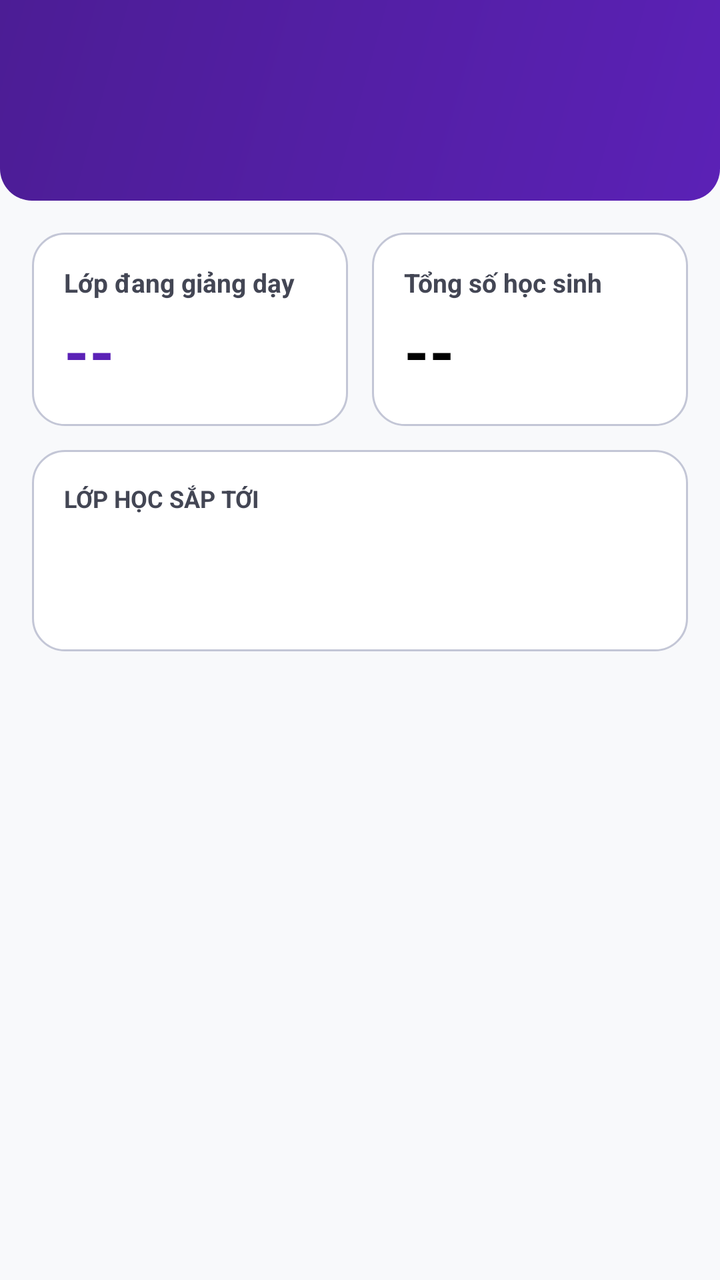
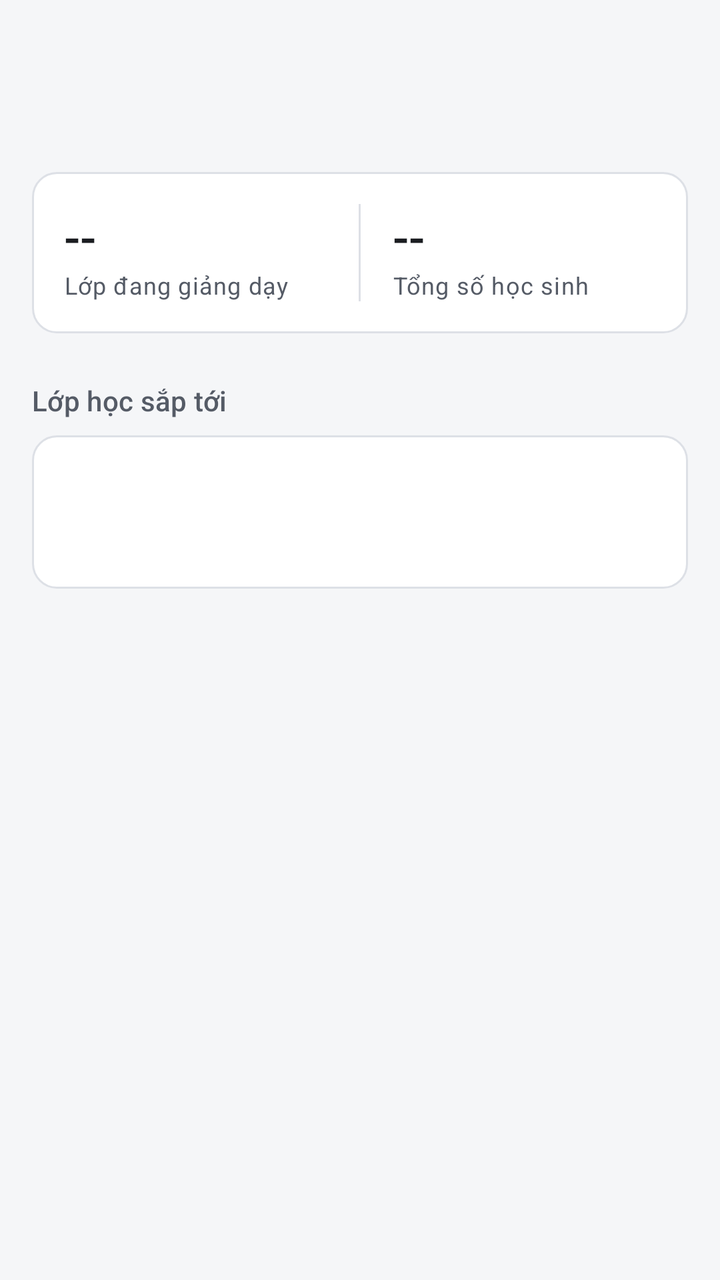

An Android layout rendered at two revisions. The XML below is the earlier revision; the diff shows what the commit changed to produce the second picture.
<!-- AndroidManifest.xml: application theme Theme.Kstudy -->
<!-- res/layout/fragment_teacher_dashboard.xml -->
<?xml version="1.0" encoding="utf-8"?>
<ScrollView xmlns:android="http://schemas.android.com/apk/res/android"
    android:layout_width="match_parent"
    android:layout_height="match_parent"
    android:background="@color/background"
    android:fillViewport="true">

    <LinearLayout
        android:layout_width="match_parent"
        android:layout_height="wrap_content"
        android:orientation="vertical">

        
        <LinearLayout
            android:layout_width="match_parent"
            android:layout_height="wrap_content"
            android:background="@drawable/bg_gradient_blue"
            android:orientation="vertical"
            android:padding="24dp">

            <TextView
                android:id="@+id/tvTeacherDashboardWelcome"
                android:layout_width="wrap_content"
                android:layout_height="wrap_content"
                android:textColor="@color/white"
                android:textSize="22sp"
                android:textStyle="bold" />

            <TextView
                android:id="@+id/tvTeacherDashboardSubDetails"
                android:layout_width="wrap_content"
                android:layout_height="wrap_content"
                android:layout_marginTop="4dp"
                android:textColor="@color/primary_container"
                android:textSize="14sp" />
        </LinearLayout>

        <LinearLayout
            android:layout_width="match_parent"
            android:layout_height="wrap_content"
            android:orientation="vertical"
            android:padding="16dp">

            
            <LinearLayout
                android:layout_width="match_parent"
                android:layout_height="wrap_content"
                android:orientation="horizontal">

                <LinearLayout
                    android:layout_width="0dp"
                    android:layout_height="wrap_content"
                    android:layout_marginEnd="6dp"
                    android:layout_weight="1"
                    android:background="@drawable/bg_card"
                    android:orientation="vertical"
                    android:padding="16dp">

                    <TextView
                        android:layout_width="wrap_content"
                        android:layout_height="wrap_content"
                        android:text="Lớp đang giảng dạy"
                        android:textColor="@color/text_secondary"
                        android:textSize="13sp"
                        android:textStyle="bold" />

                    <TextView
                        android:id="@+id/tvTeacherStatClasses"
                        android:layout_width="wrap_content"
                        android:layout_height="wrap_content"
                        android:layout_marginTop="4dp"
                        android:text="--"
                        android:textColor="@color/primary"
                        android:textSize="32sp"
                        android:textStyle="bold" />
                </LinearLayout>

                <LinearLayout
                    android:layout_width="0dp"
                    android:layout_height="wrap_content"
                    android:layout_marginStart="6dp"
                    android:layout_weight="1"
                    android:background="@drawable/bg_card"
                    android:orientation="vertical"
                    android:padding="16dp">

                    <TextView
                        android:layout_width="wrap_content"
                        android:layout_height="wrap_content"
                        android:text="Tổng số học sinh"
                        android:textColor="@color/text_secondary"
                        android:textSize="13sp"
                        android:textStyle="bold" />

                    <TextView
                        android:id="@+id/tvTeacherStatStudents"
                        android:layout_width="wrap_content"
                        android:layout_height="wrap_content"
                        android:layout_marginTop="4dp"
                        android:text="--"
                        android:textColor="@color/black"
                        android:textSize="32sp"
                        android:textStyle="bold" />
                </LinearLayout>
            </LinearLayout>

            
            <LinearLayout
                android:layout_width="match_parent"
                android:layout_height="wrap_content"
                android:layout_marginTop="12dp"
                android:background="@drawable/bg_card"
                android:orientation="vertical"
                android:padding="16dp">

                <TextView
                    android:layout_width="wrap_content"
                    android:layout_height="wrap_content"
                    android:text="LỚP HỌC SẮP TỚI"
                    android:textColor="@color/text_secondary"
                    android:textSize="12sp"
                    android:textStyle="bold" />

                <TextView
                    android:id="@+id/tvTeacherUpcomingClassName"
                    android:layout_width="wrap_content"
                    android:layout_height="wrap_content"
                    android:layout_marginTop="8dp"
                    android:textColor="@color/black"
                    android:textSize="17sp"
                    android:textStyle="bold" />

                <TextView
                    android:id="@+id/tvTeacherUpcomingClassInfo"
                    android:layout_width="wrap_content"
                    android:layout_height="wrap_content"
                    android:layout_marginTop="4dp"
                    android:textColor="@color/text_secondary"
                    android:textSize="13sp" />
            </LinearLayout>
        </LinearLayout>
    </LinearLayout>
</ScrollView>
<!-- resources referenced by this layout -->
<resources>
  <color name="background">#F8F9FB</color>
  <color name="black">#FF000000</color>
  <color name="primary">#5B21B6</color>
  <color name="primary_container">#EDE9FE</color>
  <color name="text_secondary">#434654</color>
  <color name="white">#FFFFFFFF</color>
  <!-- drawable bg_card (drawable) -->
  <?xml version="1.0" encoding="utf-8"?>
  <shape xmlns:android="http://schemas.android.com/apk/res/android"
      android:shape="rectangle">
      <solid android:color="@color/surface" />
      <corners android:radius="16dp" />
      <stroke
          android:width="1dp"
          android:color="@color/outline_variant" />
  </shape>
  <!-- drawable bg_gradient_blue (drawable) -->
  <?xml version="1.0" encoding="utf-8"?>
  <shape xmlns:android="http://schemas.android.com/apk/res/android"
      android:shape="rectangle">
      <gradient
          android:angle="135"
          android:endColor="@color/primary_dark"
          android:startColor="@color/primary" />
      <corners
          android:bottomLeftRadius="16dp"
          android:bottomRightRadius="16dp" />
  </shape>
  <color name="outline_variant">#C3C6D6</color>
  <color name="primary_dark">#4C1D95</color>
  <style name="Base.Theme.Kstudy" parent="Theme.Material3.Light.NoActionBar">
          
          <item name="colorPrimary">@color/primary</item>
          <item name="colorOnPrimary">@color/white</item>
      </style>
  <!-- unchanged entries left out for length: 2 -->
</resources>

<!-- the commit's change to res/layout/fragment_teacher_dashboard.xml (unified diff, before → after) -->
@@ -2,7 +2,7 @@
 <ScrollView xmlns:android="http://schemas.android.com/apk/res/android"
     android:layout_width="match_parent"
     android:layout_height="match_parent"
-    android:background="@color/background"
+    android:background="?android:attr/colorBackground"
     android:fillViewport="true">
 
     <LinearLayout
@@ -10,133 +10,92 @@
         android:layout_height="wrap_content"
         android:orientation="vertical">
 
-        
-        <LinearLayout
-            android:layout_width="match_parent"
-            android:layout_height="wrap_content"
-            android:background="@drawable/bg_gradient_blue"
-            android:orientation="vertical"
-            android:padding="24dp">
+        <LinearLayout style="@style/Widget.Kstudy.PageHeader">
 
             <TextView
                 android:id="@+id/tvTeacherDashboardWelcome"
                 android:layout_width="wrap_content"
                 android:layout_height="wrap_content"
-                android:textColor="@color/white"
-                android:textSize="22sp"
-                android:textStyle="bold" />
+                android:textAppearance="@style/TextAppearance.Kstudy.Title" />
 
             <TextView
                 android:id="@+id/tvTeacherDashboardSubDetails"
                 android:layout_width="wrap_content"
                 android:layout_height="wrap_content"
                 android:layout_marginTop="4dp"
-                android:textColor="@color/primary_container"
-                android:textSize="14sp" />
+                android:textAppearance="@style/TextAppearance.Kstudy.Body.Secondary" />
         </LinearLayout>
 
         <LinearLayout
             android:layout_width="match_parent"
             android:layout_height="wrap_content"
             android:orientation="vertical"
-            android:padding="16dp">
+            android:paddingHorizontal="@dimen/screen_padding"
+            android:paddingBottom="24dp">
 
-            
             <LinearLayout
+                style="@style/Widget.Kstudy.Card"
                 android:layout_width="match_parent"
                 android:layout_height="wrap_content"
                 android:orientation="horizontal">
 
-                <LinearLayout
-                    android:layout_width="0dp"
-                    android:layout_height="wrap_content"
-                    android:layout_marginEnd="6dp"
-                    android:layout_weight="1"
-                    android:background="@drawable/bg_card"
-                    android:orientation="vertical"
-                    android:padding="16dp">
+                <LinearLayout style="@style/Widget.Kstudy.Stat">
+
+                    <TextView
+                        android:id="@+id/tvTeacherStatClasses"
+                        android:layout_width="wrap_content"
+                        android:layout_height="wrap_content"
+                        android:text="--"
+                        android:textAppearance="@style/TextAppearance.Kstudy.Headline" />
 
                     <TextView
                         android:layout_width="wrap_content"
                         android:layout_height="wrap_content"
                         android:text="Lớp đang giảng dạy"
-                        android:textColor="@color/text_secondary"
-                        android:textSize="13sp"
-                        android:textStyle="bold" />
+                        android:textAppearance="@style/TextAppearance.Kstudy.Caption" />
+                </LinearLayout>
+
+                <View style="@style/Widget.Kstudy.Stat.Divider" />
+
+                <LinearLayout style="@style/Widget.Kstudy.Stat">
 
                     <TextView
-                        android:id="@+id/tvTeacherStatClasses"
+                        android:id="@+id/tvTeacherStatStudents"
                         android:layout_width="wrap_content"
                         android:layout_height="wrap_content"
-                        android:layout_marginTop="4dp"
                         android:text="--"
-                        android:textColor="@color/primary"
-                        android:textSize="32sp"
-                        android:textStyle="bold" />
-                </LinearLayout>
-
-                <LinearLayout
-                    android:layout_width="0dp"
-                    android:layout_height="wrap_content"
-                    android:layout_marginStart="6dp"
-                    android:layout_weight="1"
-                    android:background="@drawable/bg_card"
-                    android:orientation="vertical"
-                    android:padding="16dp">
+                        android:textAppearance="@style/TextAppearance.Kstudy.Headline" />
 
                     <TextView
                         android:layout_width="wrap_content"
                         android:layout_height="wrap_content"
                         android:text="Tổng số học sinh"
-                        android:textColor="@color/text_secondary"
-                        android:textSize="13sp"
-                        android:textStyle="bold" />
-
-                    <TextView
-                        android:id="@+id/tvTeacherStatStudents"
-                        android:layout_width="wrap_content"
-                        android:layout_height="wrap_content"
-                        android:layout_marginTop="4dp"
-                        android:text="--"
-                        android:textColor="@color/black"
-                        android:textSize="32sp"
-                        android:textStyle="bold" />
+                        android:textAppearance="@style/TextAppearance.Kstudy.Caption" />
                 </LinearLayout>
             </LinearLayout>
 
-            
+            <TextView
+                style="@style/Widget.Kstudy.SectionHeader"
+                android:text="Lớp học sắp tới" />
+
             <LinearLayout
+                style="@style/Widget.Kstudy.Card"
                 android:layout_width="match_parent"
                 android:layout_height="wrap_content"
-                android:layout_marginTop="12dp"
-                android:background="@drawable/bg_card"
-                android:orientation="vertical"
-                android:padding="16dp">
-
-                <TextView
-                    android:layout_width="wrap_content"
-                    android:layout_height="wrap_content"
-                    android:text="LỚP HỌC SẮP TỚI"
-                    android:textColor="@color/text_secondary"
-                    android:textSize="12sp"
-                    android:textStyle="bold" />
+                android:orientation="vertical">
 
                 <TextView
                     android:id="@+id/tvTeacherUpcomingClassName"
                     android:layout_width="wrap_content"
                     android:layout_height="wrap_content"
-                    android:layout_marginTop="8dp"
-                    android:textColor="@color/black"
-                    android:textSize="17sp"
-                    android:textStyle="bold" />
+                    android:textAppearance="@style/TextAppearance.Kstudy.ItemTitle" />
 
                 <TextView
                     android:id="@+id/tvTeacherUpcomingClassInfo"
                     android:layout_width="wrap_content"
                     android:layout_height="wrap_content"
                     android:layout_marginTop="4dp"
-                    android:textColor="@color/text_secondary"
-                    android:textSize="13sp" />
+                    android:textAppearance="@style/TextAppearance.Kstudy.Body.Secondary" />
             </LinearLayout>
         </LinearLayout>
     </LinearLayout>
<!-- resource entries referenced after the edit -->
@@ -1,40 +1,182 @@
 <!-- resources referenced by this layout -->
 <resources>
-  <color name="background">#F8F9FB</color>
-  <color name="black">#FF000000</color>
-  <color name="primary">#5B21B6</color>
-  <color name="primary_container">#EDE9FE</color>
-  <color name="text_secondary">#434654</color>
-  <color name="white">#FFFFFFFF</color>
+  <dimen name="screen_padding">16dp</dimen>
+  <style name="TextAppearance.Kstudy.Body.Secondary">
+          <item name="android:textColor">?attr/colorOnSurfaceVariant</item>
+      </style>
+  <style name="TextAppearance.Kstudy.Caption" parent="TextAppearance.Material3.BodySmall">
+          <item name="android:textColor">?attr/colorOnSurfaceVariant</item>
+      </style>
+  <style name="TextAppearance.Kstudy.Headline" parent="TextAppearance.Material3.HeadlineSmall">
+          <item name="android:fontFamily">sans-serif-medium</item>
+          <item name="fontFamily">sans-serif-medium</item>
+          <item name="android:textColor">?attr/colorOnSurface</item>
+      </style>
+  <style name="TextAppearance.Kstudy.ItemTitle" parent="TextAppearance.Material3.TitleMedium">
+          <item name="android:textColor">?attr/colorOnSurface</item>
+      </style>
+  <style name="TextAppearance.Kstudy.Title" parent="TextAppearance.Material3.TitleLarge">
+          <item name="android:textSize">20sp</item>
+          <item name="android:fontFamily">sans-serif-medium</item>
+          <item name="fontFamily">sans-serif-medium</item>
+          <item name="android:textColor">?attr/colorOnSurface</item>
+      </style>
+  <style name="Widget.Kstudy.Card" parent="">
+          <item name="android:background">@drawable/bg_card</item>
+          <item name="android:padding">16dp</item>
+          
+          <item name="android:clipToPadding">false</item>
+      </style>
+  <style name="Widget.Kstudy.PageHeader" parent="">
+          <item name="android:layout_width">match_parent</item>
+          <item name="android:layout_height">wrap_content</item>
+          <item name="android:orientation">vertical</item>
+          <item name="android:paddingStart">@dimen/screen_padding</item>
+          <item name="android:paddingEnd">@dimen/screen_padding</item>
+          <item name="android:paddingTop">20dp</item>
+          <item name="android:paddingBottom">16dp</item>
+      </style>
+  <style name="Widget.Kstudy.SectionHeader" parent="">
+          <item name="android:layout_width">wrap_content</item>
+          <item name="android:layout_height">wrap_content</item>
+          <item name="android:layout_marginTop">24dp</item>
+          <item name="android:layout_marginBottom">8dp</item>
+          <item name="android:textAppearance">@style/TextAppearance.Kstudy.Section</item>
+      </style>
+  <style name="Widget.Kstudy.Stat" parent="">
+          <item name="android:layout_width">0dp</item>
+          <item name="android:layout_height">wrap_content</item>
+          <item name="android:layout_weight">1</item>
+          <item name="android:orientation">vertical</item>
+      </style>
+  <style name="Widget.Kstudy.Stat.Divider" parent="">
+          <item name="android:layout_width">1dp</item>
+          <item name="android:layout_height">match_parent</item>
+          <item name="android:layout_marginStart">16dp</item>
+          <item name="android:layout_marginEnd">16dp</item>
+          <item name="android:background">?attr/colorOutlineVariant</item>
+      </style>
+  <color name="background">#F5F6F8</color>
+  <color name="on_surface">#1B1D21</color>
+  <color name="surface_container">#ECEEF2</color>
+  <color name="primary">#1F3A5F</color>
+  <color name="on_primary">#FFFFFF</color>
+  <color name="primary_container">#E2E9F3</color>
+  <color name="on_primary_container">#14263F</color>
+  <color name="primary_inverse">#A9C1E3</color>
+  <color name="secondary">#56606E</color>
+  <color name="secondary_container">#E7EAEF</color>
+  <color name="on_secondary_container">#1C2430</color>
+  <color name="text_secondary">#555B66</color>
+  <color name="surface_inverse">#2F3237</color>
+  <color name="on_surface_inverse">#F1F2F4</color>
+  <color name="surface_dim">#DCDEE3</color>
+  <color name="surface_container_low">#F5F6F8</color>
+  <color name="surface_container_high">#E4E7EC</color>
+  <color name="outline">#7A808C</color>
+  <color name="error">#B3261E</color>
+  <color name="error_container">#FBEAE8</color>
+  <color name="on_error_container">#5F1410</color>
+  <dimen name="radius_control">8dp</dimen>
+  <style name="Widget.Kstudy.Button" parent="Widget.Material3.Button">
+          <item name="shapeAppearanceOverlay">@style/ShapeAppearanceOverlay.Kstudy.Control</item>
+      </style>
+  <style name="Widget.Kstudy.Button.Outlined" parent="Widget.Material3.Button.OutlinedButton">
+          <item name="shapeAppearanceOverlay">@style/ShapeAppearanceOverlay.Kstudy.Control</item>
+      </style>
+  <style name="Widget.Kstudy.Button.Text" parent="Widget.Material3.Button.TextButton">
+          <item name="shapeAppearanceOverlay">@style/ShapeAppearanceOverlay.Kstudy.Control</item>
+          <item name="android:minWidth">56dp</item>
+      </style>
+  <style name="ThemeOverlay.Kstudy.MaterialAlertDialog" parent="ThemeOverlay.Material3.MaterialAlertDialog">
+          <item name="alertDialogStyle">@style/MaterialAlertDialog.Kstudy</item>
+          <item name="buttonBarPositiveButtonStyle">@style/Widget.Kstudy.Button.Text.Dialog</item>
+          <item name="buttonBarNegativeButtonStyle">@style/Widget.Kstudy.Button.Text.Dialog</item>
+          <item name="buttonBarNeutralButtonStyle">@style/Widget.Kstudy.Button.Text.Dialog.Flush</item>
+      </style>
+  <style name="ShapeAppearanceOverlay.Kstudy.Control" parent="">
+          <item name="cornerFamily">rounded</item>
+          <item name="cornerSize">@dimen/radius_control</item>
+      </style>
+  <style name="MaterialAlertDialog.Kstudy" parent="MaterialAlertDialog.Material3">
+          <item name="backgroundTint">?attr/colorSurface</item>
+      </style>
+  <style name="Widget.Kstudy.Button.Text.Dialog" parent="Widget.Material3.Button.TextButton.Dialog">
+          <item name="shapeAppearanceOverlay">@style/ShapeAppearanceOverlay.Kstudy.Control</item>
+      </style>
+  <style name="Widget.Kstudy.Button.Text.Dialog.Flush">
+          <item name="android:layout_marginStart">0dp</item>
+          <item name="android:layout_marginLeft">0dp</item>
+      </style>
   <!-- drawable bg_card (drawable) -->
   <?xml version="1.0" encoding="utf-8"?>
   <shape xmlns:android="http://schemas.android.com/apk/res/android"
       android:shape="rectangle">
       <solid android:color="@color/surface" />
-      <corners android:radius="16dp" />
+      <corners android:radius="@dimen/radius_container" />
       <stroke
           android:width="1dp"
           android:color="@color/outline_variant" />
   </shape>
-  <!-- drawable bg_gradient_blue (drawable) -->
-  <?xml version="1.0" encoding="utf-8"?>
-  <shape xmlns:android="http://schemas.android.com/apk/res/android"
-      android:shape="rectangle">
-      <gradient
-          android:angle="135"
-          android:endColor="@color/primary_dark"
-          android:startColor="@color/primary" />
-      <corners
-          android:bottomLeftRadius="16dp"
-          android:bottomRightRadius="16dp" />
-  </shape>
-  <color name="outline_variant">#C3C6D6</color>
-  <color name="primary_dark">#4C1D95</color>
+  <style name="TextAppearance.Kstudy.Section" parent="TextAppearance.Material3.TitleSmall">
+          <item name="android:textColor">?attr/colorOnSurfaceVariant</item>
+      </style>
+  <color name="outline_variant">#DDE0E6</color>
   <style name="Base.Theme.Kstudy" parent="Theme.Material3.Light.NoActionBar">
           
           <item name="colorPrimary">@color/primary</item>
-          <item name="colorOnPrimary">@color/white</item>
+          <item name="colorOnPrimary">@color/on_primary</item>
+          <item name="colorPrimaryContainer">@color/primary_container</item>
+          <item name="colorOnPrimaryContainer">@color/on_primary_container</item>
+          <item name="colorPrimaryInverse">@color/primary_inverse</item>
+          <item name="colorSecondary">@color/secondary</item>
+          <item name="colorOnSecondary">@color/on_primary</item>
+          <item name="colorSecondaryContainer">@color/secondary_container</item>
+          <item name="colorOnSecondaryContainer">@color/on_secondary_container</item>
+          <item name="colorTertiary">@color/secondary</item>
+          <item name="colorOnTertiary">@color/on_primary</item>
+          <item name="colorTertiaryContainer">@color/secondary_container</item>
+          <item name="colorOnTertiaryContainer">@color/on_secondary_container</item>
+          <item name="android:colorBackground">@color/background</item>
+          <item name="colorOnBackground">@color/on_surface</item>
+          <item name="colorSurface">@color/surface</item>
+          <item name="colorOnSurface">@color/on_surface</item>
+          <item name="colorSurfaceVariant">@color/surface_container</item>
+          <item name="colorOnSurfaceVariant">@color/text_secondary</item>
+          <item name="colorSurfaceInverse">@color/surface_inverse</item>
+          <item name="colorOnSurfaceInverse">@color/on_surface_inverse</item>
+          <item name="colorSurfaceBright">@color/surface</item>
+          <item name="colorSurfaceDim">@color/surface_dim</item>
+          <item name="colorSurfaceContainerLowest">@color/surface</item>
+          <item name="colorSurfaceContainerLow">@color/surface_container_low</item>
+          <item name="colorSurfaceContainer">@color/surface_container</item>
+          <item name="colorSurfaceContainerHigh">@color/surface_container_high</item>
+          <item name="colorSurfaceContainerHighest">@color/surface_container_high</item>
+          <item name="colorOutline">@color/outline</item>
+          <item name="colorOutlineVariant">@color/outline_variant</item>
+          <item name="colorError">@color/error</item>
+          <item name="colorOnError">@color/on_primary</item>
+          <item name="colorErrorContainer">@color/error_container</item>
+          <item name="colorOnErrorContainer">@color/on_error_container</item>
+  
+          
+          <item name="elevationOverlayEnabled">false</item>
+  
+          
+          <item name="shapeCornerSizeExtraSmall">@dimen/radius_control</item>
+          <item name="shapeCornerSizeSmall">@dimen/radius_control</item>
+          <item name="shapeCornerSizeMedium">@dimen/radius_container</item>
+          <item name="shapeCornerSizeLarge">@dimen/radius_container</item>
+          <item name="shapeCornerSizeLargeIncreased">@dimen/radius_container</item>
+          <item name="shapeCornerSizeExtraLarge">@dimen/radius_container</item>
+          <item name="shapeCornerSizeExtraLargeIncreased">@dimen/radius_container</item>
+  
+          <item name="materialButtonStyle">@style/Widget.Kstudy.Button</item>
+          <item name="materialButtonOutlinedStyle">@style/Widget.Kstudy.Button.Outlined</item>
+          <item name="borderlessButtonStyle">@style/Widget.Kstudy.Button.Text</item>
+          <item name="materialAlertDialogTheme">@style/ThemeOverlay.Kstudy.MaterialAlertDialog</item>
       </style>
+  <dimen name="radius_container">12dp</dimen>
   <!-- unchanged entries left out for length: 2 -->
 </resources>
 
